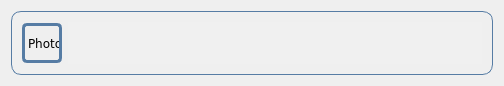
petrenko-alex/vk-messenger, file VKMessenger/VKMessenger/opponenttextmessage.ui: the form before one commit.
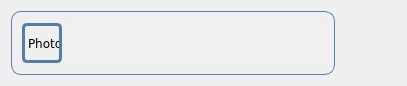
The form after the commit.

Commit message: Модифицированы формы сообщений.

```diff
--- a/VKMessenger/VKMessenger/opponenttextmessage.ui
+++ b/VKMessenger/VKMessenger/opponenttextmessage.ui
@@ -6,10 +6,28 @@
    <rect>
     <x>0</x>
     <y>0</y>
-    <width>504</width>
+    <width>407</width>
     <height>86</height>
    </rect>
   </property>
+  <property name="sizePolicy">
+   <sizepolicy hsizetype="Expanding" vsizetype="Expanding">
+    <horstretch>0</horstretch>
+    <verstretch>0</verstretch>
+   </sizepolicy>
+  </property>
+  <property name="minimumSize">
+   <size>
+    <width>407</width>
+    <height>86</height>
+   </size>
+  </property>
+  <property name="maximumSize">
+   <size>
+    <width>16777215</width>
+    <height>16777215</height>
+   </size>
+  </property>
   <property name="font">
    <font>
     <family>Verdana</family>
@@ -18,9 +36,18 @@
   <property name="windowTitle">
    <string>OpponentTextMessage</string>
   </property>
+  <property name="styleSheet">
+   <string notr="true">QTextEdit#message							{  border: 0px solid  white; border-radius: 10px;}</string>
+  </property>
   <layout class="QGridLayout" name="gridLayout">
    <item row="0" column="0">
     <widget class="QWidget" name="frame" native="true">
+     <property name="sizePolicy">
+      <sizepolicy hsizetype="Expanding" vsizetype="Expanding">
+       <horstretch>0</horstretch>
+       <verstretch>0</verstretch>
+      </sizepolicy>
+     </property>
      <property name="styleSheet">
       <string notr="true">QWidget#frame {
 	border: 1px solid #567CA4;
@@ -65,7 +92,7 @@
         <property name="maximumSize">
          <size>
           <width>16777215</width>
-          <height>50</height>
+          <height>16777215</height>
          </size>
         </property>
         <property name="palette">
@@ -105,17 +132,42 @@
           </disabled>
          </palette>
         </property>
+        <property name="font">
+         <font>
+          <family>Verdana</family>
+          <stylestrategy>PreferAntialias</stylestrategy>
+         </font>
+        </property>
         <property name="frameShape">
          <enum>QFrame::NoFrame</enum>
         </property>
         <property name="lineWidth">
-         <number>0</number>
+         <number>1</number>
+        </property>
+        <property name="undoRedoEnabled">
+         <bool>false</bool>
+        </property>
+        <property name="readOnly">
+         <bool>true</bool>
         </property>
        </widget>
       </item>
      </layout>
     </widget>
    </item>
+   <item row="0" column="1">
+    <spacer name="horizontalSpacer">
+     <property name="orientation">
+      <enum>Qt::Horizontal</enum>
+     </property>
+     <property name="sizeHint" stdset="0">
+      <size>
+       <width>40</width>
+       <height>20</height>
+      </size>
+     </property>
+    </spacer>
+   </item>
   </layout>
  </widget>
  <layoutdefault spacing="6" margin="11"/>
```
The commit also changes 3 other files.
